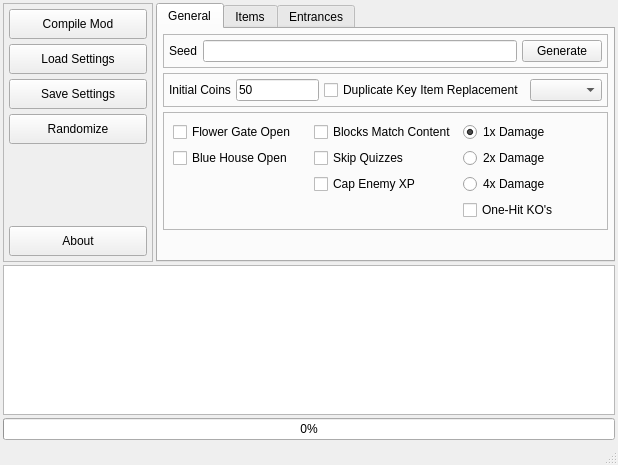
Before: the Qt Designer form tools/gui/main.ui in icebound777/PMR-SeedGenerator, drawn with Qt 5.
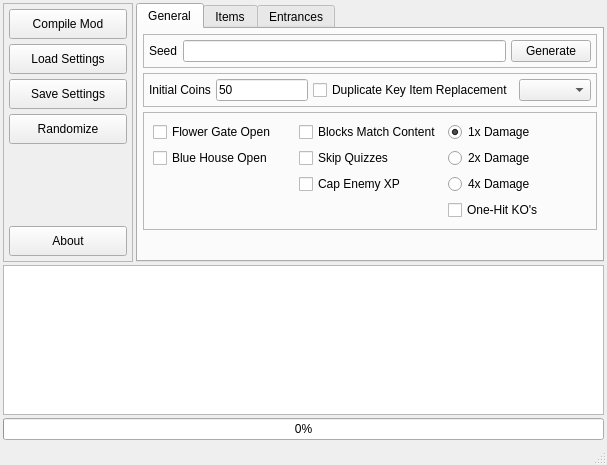
After: the same form once the commit is applied.

The edit to the form file:
```diff
--- a/tools/gui/main.ui
+++ b/tools/gui/main.ui
@@ -43,7 +43,7 @@
      <widget class="QFrame" name="frame_dev">
       <property name="minimumSize">
        <size>
-        <width>150</width>
+        <width>130</width>
         <height>0</height>
        </size>
       </property>
@@ -77,6 +77,9 @@
            <height>30</height>
           </size>
          </property>
+         <property name="layoutDirection">
+          <enum>Qt::RightToLeft</enum>
+         </property>
          <property name="text">
           <string>Compile Mod</string>
          </property>
@@ -90,6 +93,9 @@
            <height>30</height>
           </size>
          </property>
+         <property name="layoutDirection">
+          <enum>Qt::RightToLeft</enum>
+         </property>
          <property name="text">
           <string>Load Settings</string>
          </property>
@@ -103,13 +109,16 @@
            <height>30</height>
           </size>
          </property>
+         <property name="layoutDirection">
+          <enum>Qt::RightToLeft</enum>
+         </property>
          <property name="text">
           <string>Save Settings</string>
          </property>
         </widget>
        </item>
        <item>
-        <widget class="QToolButton" name="button_randomize">
+        <widget class="QPushButton" name="button_randomize">
          <property name="sizePolicy">
           <sizepolicy hsizetype="Minimum" vsizetype="Fixed">
            <horstretch>0</horstretch>
@@ -122,6 +131,9 @@
            <height>30</height>
           </size>
          </property>
+         <property name="layoutDirection">
+          <enum>Qt::RightToLeft</enum>
+         </property>
          <property name="text">
           <string>Randomize</string>
          </property>
@@ -148,6 +160,9 @@
            <height>30</height>
           </size>
          </property>
+         <property name="layoutDirection">
+          <enum>Qt::RightToLeft</enum>
+         </property>
          <property name="text">
           <string>About</string>
          </property>
```
